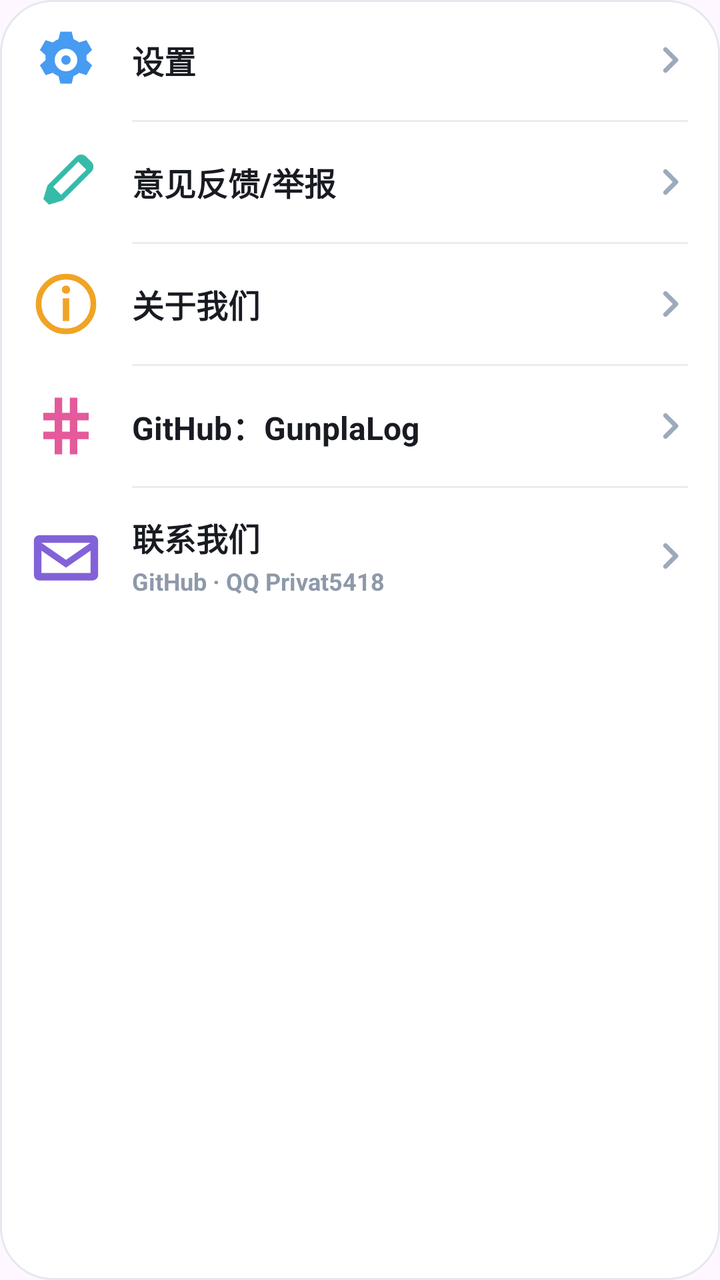
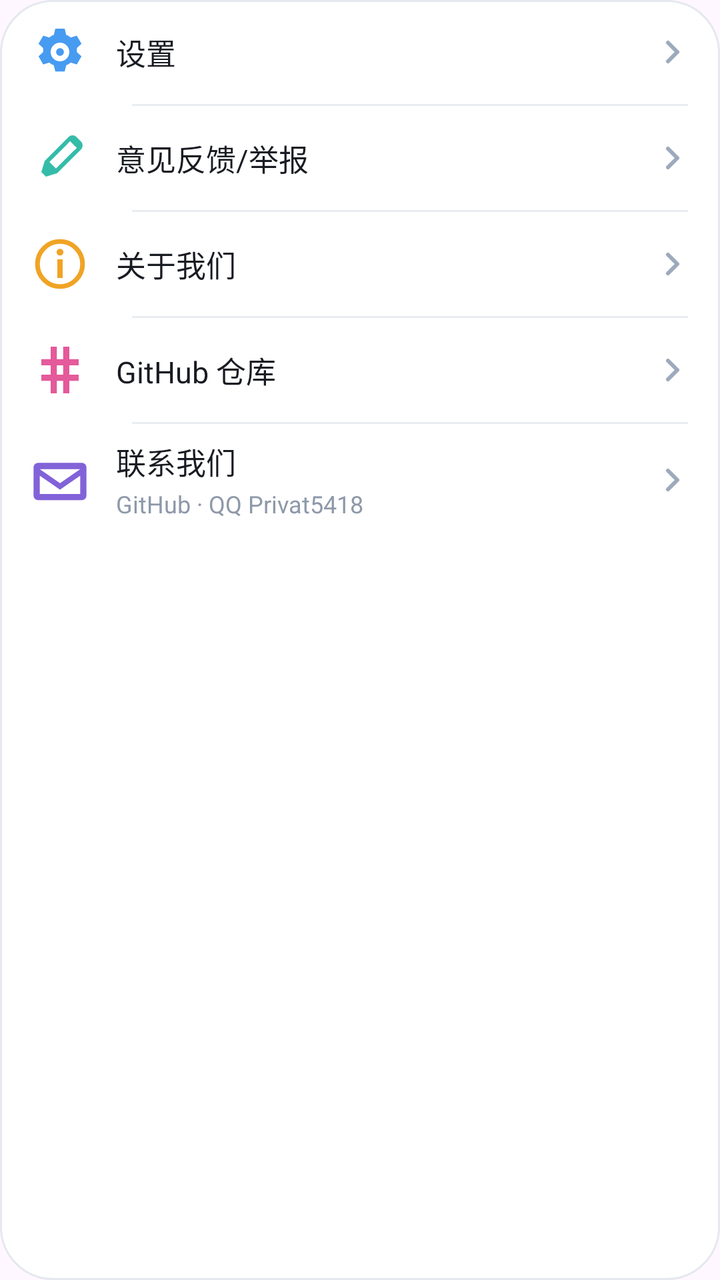

Compare the two renders of this Android layout. The source of the first and the diff that turns it into the second are given below.
<!-- AndroidManifest.xml: application theme Theme.GunplaLog -->
<!-- res/layout/view_me_more.xml -->
<?xml version="1.0" encoding="utf-8"?>
<LinearLayout xmlns:android="http://schemas.android.com/apk/res/android"
    android:layout_width="match_parent"
    android:layout_height="wrap_content"
    android:background="@drawable/bg_me_more"
    android:orientation="vertical"
    android:paddingLeft="16dp"
    android:paddingRight="16dp">

    <LinearLayout android:id="@+id/btnMeSettings" android:layout_width="match_parent" android:layout_height="60dp" android:background="?android:attr/selectableItemBackground" android:gravity="center_vertical" android:orientation="horizontal">
        <ImageView android:layout_width="34dp" android:layout_height="34dp" android:contentDescription="设置" android:src="@drawable/ic_more_settings" />
        <TextView android:layout_width="0dp" android:layout_height="wrap_content" android:layout_marginStart="16dp" android:layout_weight="1" android:text="设置" android:textColor="#191B22" android:textSize="16sp" android:textStyle="bold" />
        <ImageView android:layout_width="18dp" android:layout_height="18dp" android:contentDescription="进入设置" android:src="@drawable/ic_more_chevron" />
    </LinearLayout>
    <View android:layout_width="match_parent" android:layout_height="1dp" android:layout_marginLeft="50dp" android:background="#E9ECF1" />

    <LinearLayout android:id="@+id/btnMeFeedback" android:layout_width="match_parent" android:layout_height="60dp" android:background="?android:attr/selectableItemBackground" android:gravity="center_vertical" android:orientation="horizontal">
        <ImageView android:layout_width="34dp" android:layout_height="34dp" android:contentDescription="意见反馈" android:src="@drawable/ic_more_feedback" />
        <TextView android:layout_width="0dp" android:layout_height="wrap_content" android:layout_marginStart="16dp" android:layout_weight="1" android:text="意见反馈/举报" android:textColor="#191B22" android:textSize="16sp" android:textStyle="bold" />
        <ImageView android:layout_width="18dp" android:layout_height="18dp" android:contentDescription="进入反馈" android:src="@drawable/ic_more_chevron" />
    </LinearLayout>
    <View android:layout_width="match_parent" android:layout_height="1dp" android:layout_marginLeft="50dp" android:background="#E9ECF1" />

    <LinearLayout android:id="@+id/btnMeAbout" android:layout_width="match_parent" android:layout_height="60dp" android:background="?android:attr/selectableItemBackground" android:gravity="center_vertical" android:orientation="horizontal">
        <ImageView android:layout_width="34dp" android:layout_height="34dp" android:contentDescription="关于我们" android:src="@drawable/ic_more_about" />
        <TextView android:layout_width="0dp" android:layout_height="wrap_content" android:layout_marginStart="16dp" android:layout_weight="1" android:text="关于我们" android:textColor="#191B22" android:textSize="16sp" android:textStyle="bold" />
        <ImageView android:layout_width="18dp" android:layout_height="18dp" android:contentDescription="查看关于" android:src="@drawable/ic_more_chevron" />
    </LinearLayout>
    <View android:layout_width="match_parent" android:layout_height="1dp" android:layout_marginLeft="50dp" android:background="#E9ECF1" />

    <LinearLayout android:id="@+id/btnMeGithub" android:layout_width="match_parent" android:layout_height="60dp" android:background="?android:attr/selectableItemBackground" android:gravity="center_vertical" android:orientation="horizontal">
        <ImageView android:layout_width="34dp" android:layout_height="34dp" android:contentDescription="GitHub" android:src="@drawable/ic_more_github" />
        <TextView android:layout_width="0dp" android:layout_height="wrap_content" android:layout_marginStart="16dp" android:layout_weight="1" android:text="GitHub：GunplaLog" android:textColor="#191B22" android:textSize="16sp" android:textStyle="bold" />
        <ImageView android:layout_width="18dp" android:layout_height="18dp" android:contentDescription="打开 GitHub" android:src="@drawable/ic_more_chevron" />
    </LinearLayout>
    <View android:layout_width="match_parent" android:layout_height="1dp" android:layout_marginLeft="50dp" android:background="#E9ECF1" />

    <LinearLayout android:id="@+id/btnMeContact" android:layout_width="match_parent" android:layout_height="68dp" android:background="?android:attr/selectableItemBackground" android:gravity="center_vertical" android:orientation="horizontal">
        <ImageView android:layout_width="34dp" android:layout_height="34dp" android:contentDescription="联系我们" android:src="@drawable/ic_more_contact" />
        <LinearLayout android:layout_width="0dp" android:layout_height="wrap_content" android:layout_marginStart="16dp" android:layout_weight="1" android:orientation="vertical">
            <TextView android:layout_width="wrap_content" android:layout_height="wrap_content" android:text="联系我们" android:textColor="#191B22" android:textSize="16sp" android:textStyle="bold" />
            <TextView android:layout_width="wrap_content" android:layout_height="wrap_content" android:layout_marginTop="2dp" android:text="GitHub · QQ Privat5418" android:textColor="#8E99A9" android:textSize="12sp" android:textStyle="bold" />
        </LinearLayout>
        <ImageView android:layout_width="18dp" android:layout_height="18dp" android:contentDescription="联系方式" android:src="@drawable/ic_more_chevron" />
    </LinearLayout>
</LinearLayout>
<!-- resources referenced by this layout -->
<resources>
  <!-- drawable bg_me_more (drawable) -->
  <?xml version="1.0" encoding="utf-8"?>
  <shape xmlns:android="http://schemas.android.com/apk/res/android">
      <solid android:color="#FEFFFFFF" />
      <corners android:radius="26dp" />
      <stroke android:width="1dp" android:color="#E5E8EE" />
  </shape>
  <!-- drawable ic_more_about (drawable) -->
  <?xml version="1.0" encoding="utf-8"?>
  <vector xmlns:android="http://schemas.android.com/apk/res/android" android:width="34dp" android:height="34dp" android:viewportWidth="36" android:viewportHeight="36">
      <path android:fillColor="#00000000" android:strokeColor="#F1A324" android:strokeWidth="3" android:pathData="M18,3.5a14.5,14.5 0,1 0,0 29a14.5,14.5 0,1 0,0 -29" />
      <path android:fillColor="#F1A324" android:pathData="M16.3,15h3.4v12h-3.4zM18,8.2a2.2,2.2 0,1 0,0 4.4a2.2,2.2 0,1 0,0 -4.4" />
  </vector>
  <!-- drawable ic_more_chevron (drawable) -->
  <?xml version="1.0" encoding="utf-8"?>
  <vector xmlns:android="http://schemas.android.com/apk/res/android" android:width="18dp" android:height="18dp" android:viewportWidth="24" android:viewportHeight="24">
      <path android:fillColor="#00000000" android:strokeColor="#9DAABC" android:strokeWidth="3" android:strokeLineCap="round" android:strokeLineJoin="round" android:pathData="M9,5l7,7 -7,7" />
  </vector>
  <!-- drawable ic_more_contact (drawable) -->
  <?xml version="1.0" encoding="utf-8"?>
  <vector xmlns:android="http://schemas.android.com/apk/res/android" android:width="34dp" android:height="34dp" android:viewportWidth="36" android:viewportHeight="36">
      <path android:fillColor="#8262D8" android:pathData="M4,7h28c1.7,0 3,1.3 3,3v18c0,1.7 -1.3,3 -3,3H4c-1.7,0 -3,-1.3 -3,-3V10c0,-1.7 1.3,-3 3,-3zM5,11l13,9 13,-9zM5,27h26V15.2l-13,9 -13,-9z" />
  </vector>
  <!-- drawable ic_more_feedback (drawable) -->
  <?xml version="1.0" encoding="utf-8"?>
  <vector xmlns:android="http://schemas.android.com/apk/res/android" android:width="34dp" android:height="34dp" android:viewportWidth="36" android:viewportHeight="36">
      <path android:fillColor="#35BCA9" android:pathData="M6,27l2.2,-7.2L23.5,4.5c1.4,-1.4 3.7,-1.4 5.1,0l2.9,2.9c1.4,1.4 1.4,3.7 0,5.1L16.2,27.8L9,30zM11.2,20.6l4.2,4.2L28.7,11.5l-4.2,-4.2z" />
      <path android:fillColor="#FFFFFF" android:pathData="M22.7,9.1l4.2,4.2 1.8,-1.8 -4.2,-4.2z" />
  </vector>
  <!-- drawable ic_more_github (drawable) -->
  <?xml version="1.0" encoding="utf-8"?>
  <vector xmlns:android="http://schemas.android.com/apk/res/android" android:width="34dp" android:height="34dp" android:viewportWidth="36" android:viewportHeight="36">
      <path android:fillColor="#E45A9A" android:pathData="M12,3h4v8h4V3h4v8h6v4h-6v6h6v4h-6v8h-4v-8h-4v8h-4v-8H6v-4h6v-6H6v-4h6zM16,15v6h4v-6z" />
  </vector>
  <!-- drawable ic_more_settings (drawable) -->
  <?xml version="1.0" encoding="utf-8"?>
  <vector xmlns:android="http://schemas.android.com/apk/res/android" android:width="34dp" android:height="34dp" android:viewportWidth="36" android:viewportHeight="36">
      <path android:fillColor="#479BF1" android:pathData="M15,3h6l1,4c1,0.4 2,0.9 2.9,1.7l3.9,-1.2 3,5.2 -3,2.8c0.1,0.8 0.1,1.7 0,2.5l3,2.8 -3,5.2 -3.9,-1.2c-0.9,0.8 -1.9,1.3 -2.9,1.7l-1,4h-6l-1,-4c-1,-0.4 -2,-0.9 -2.9,-1.7L7.2,26l-3,-5.2 3,-2.8a13,13 0,0 1,0 -2.5l-3,-2.8 3,-5.2 3.9,1.2c0.9,-0.8 1.9,-1.3 2.9,-1.7zM18,12a6,6 0,1 0,0 12a6,6 0,1 0,0 -12zM18,15.5a2.5,2.5 0,1 1,0 5a2.5,2.5 0,1 1,0 -5z" />
  </vector>
  <style name="Theme.GunplaLog" parent="Theme.Material3.DayNight.NoActionBar">
          <item name="colorPrimary">@color/primary</item>
          
          <item name="android:statusBarColor">@android:color/transparent</item>
          <item name="android:windowLightStatusBar">true</item>
          <item name="android:windowLightNavigationBar">true</item>
          <item name="android:navigationBarColor">@android:color/transparent</item>
          <item name="android:windowActionModeOverlay">true</item>
          <item name="android:windowNoTitle">true</item>
      </style>
  <color name="primary">#1E4FD6</color>
</resources>

<!-- the commit's change to res/layout/view_me_more.xml (unified diff, before → after) -->
@@ -7,40 +7,40 @@
     android:paddingLeft="16dp"
     android:paddingRight="16dp">
 
-    <LinearLayout android:id="@+id/btnMeSettings" android:layout_width="match_parent" android:layout_height="60dp" android:background="?android:attr/selectableItemBackground" android:gravity="center_vertical" android:orientation="horizontal">
-        <ImageView android:layout_width="34dp" android:layout_height="34dp" android:contentDescription="设置" android:src="@drawable/ic_more_settings" />
-        <TextView android:layout_width="0dp" android:layout_height="wrap_content" android:layout_marginStart="16dp" android:layout_weight="1" android:text="设置" android:textColor="#191B22" android:textSize="16sp" android:textStyle="bold" />
-        <ImageView android:layout_width="18dp" android:layout_height="18dp" android:contentDescription="进入设置" android:src="@drawable/ic_more_chevron" />
+    <LinearLayout android:id="@+id/btnMeSettings" android:layout_width="match_parent" android:layout_height="52dp" android:background="?android:attr/selectableItemBackground" android:gravity="center_vertical" android:orientation="horizontal">
+        <ImageView android:layout_width="28dp" android:layout_height="28dp" android:contentDescription="设置" android:src="@drawable/ic_more_settings" />
+        <TextView android:layout_width="0dp" android:layout_height="wrap_content" android:layout_marginStart="14dp" android:layout_weight="1" android:text="设置" android:textColor="#191B22" android:textSize="15sp" android:textStyle="normal" />
+        <ImageView android:layout_width="16dp" android:layout_height="16dp" android:contentDescription="进入设置" android:src="@drawable/ic_more_chevron" />
     </LinearLayout>
     <View android:layout_width="match_parent" android:layout_height="1dp" android:layout_marginLeft="50dp" android:background="#E9ECF1" />
 
-    <LinearLayout android:id="@+id/btnMeFeedback" android:layout_width="match_parent" android:layout_height="60dp" android:background="?android:attr/selectableItemBackground" android:gravity="center_vertical" android:orientation="horizontal">
-        <ImageView android:layout_width="34dp" android:layout_height="34dp" android:contentDescription="意见反馈" android:src="@drawable/ic_more_feedback" />
-        <TextView android:layout_width="0dp" android:layout_height="wrap_content" android:layout_marginStart="16dp" android:layout_weight="1" android:text="意见反馈/举报" android:textColor="#191B22" android:textSize="16sp" android:textStyle="bold" />
-        <ImageView android:layout_width="18dp" android:layout_height="18dp" android:contentDescription="进入反馈" android:src="@drawable/ic_more_chevron" />
+    <LinearLayout android:id="@+id/btnMeFeedback" android:layout_width="match_parent" android:layout_height="52dp" android:background="?android:attr/selectableItemBackground" android:gravity="center_vertical" android:orientation="horizontal">
+        <ImageView android:layout_width="28dp" android:layout_height="28dp" android:contentDescription="意见反馈" android:src="@drawable/ic_more_feedback" />
+        <TextView android:layout_width="0dp" android:layout_height="wrap_content" android:layout_marginStart="14dp" android:layout_weight="1" android:text="意见反馈/举报" android:textColor="#191B22" android:textSize="15sp" android:textStyle="normal" />
+        <ImageView android:layout_width="16dp" android:layout_height="16dp" android:contentDescription="进入反馈" android:src="@drawable/ic_more_chevron" />
     </LinearLayout>
     <View android:layout_width="match_parent" android:layout_height="1dp" android:layout_marginLeft="50dp" android:background="#E9ECF1" />
 
-    <LinearLayout android:id="@+id/btnMeAbout" android:layout_width="match_parent" android:layout_height="60dp" android:background="?android:attr/selectableItemBackground" android:gravity="center_vertical" android:orientation="horizontal">
-        <ImageView android:layout_width="34dp" android:layout_height="34dp" android:contentDescription="关于我们" android:src="@drawable/ic_more_about" />
-        <TextView android:layout_width="0dp" android:layout_height="wrap_content" android:layout_marginStart="16dp" android:layout_weight="1" android:text="关于我们" android:textColor="#191B22" android:textSize="16sp" android:textStyle="bold" />
-        <ImageView android:layout_width="18dp" android:layout_height="18dp" android:contentDescription="查看关于" android:src="@drawable/ic_more_chevron" />
+    <LinearLayout android:id="@+id/btnMeAbout" android:layout_width="match_parent" android:layout_height="52dp" android:background="?android:attr/selectableItemBackground" android:gravity="center_vertical" android:orientation="horizontal">
+        <ImageView android:layout_width="28dp" android:layout_height="28dp" android:contentDescription="关于我们" android:src="@drawable/ic_more_about" />
+        <TextView android:layout_width="0dp" android:layout_height="wrap_content" android:layout_marginStart="14dp" android:layout_weight="1" android:text="关于我们" android:textColor="#191B22" android:textSize="15sp" android:textStyle="normal" />
+        <ImageView android:layout_width="16dp" android:layout_height="16dp" android:contentDescription="查看关于" android:src="@drawable/ic_more_chevron" />
     </LinearLayout>
     <View android:layout_width="match_parent" android:layout_height="1dp" android:layout_marginLeft="50dp" android:background="#E9ECF1" />
 
-    <LinearLayout android:id="@+id/btnMeGithub" android:layout_width="match_parent" android:layout_height="60dp" android:background="?android:attr/selectableItemBackground" android:gravity="center_vertical" android:orientation="horizontal">
-        <ImageView android:layout_width="34dp" android:layout_height="34dp" android:contentDescription="GitHub" android:src="@drawable/ic_more_github" />
-        <TextView android:layout_width="0dp" android:layout_height="wrap_content" android:layout_marginStart="16dp" android:layout_weight="1" android:text="GitHub：GunplaLog" android:textColor="#191B22" android:textSize="16sp" android:textStyle="bold" />
-        <ImageView android:layout_width="18dp" android:layout_height="18dp" android:contentDescription="打开 GitHub" android:src="@drawable/ic_more_chevron" />
+    <LinearLayout android:id="@+id/btnMeGithub" android:layout_width="match_parent" android:layout_height="52dp" android:background="?android:attr/selectableItemBackground" android:gravity="center_vertical" android:orientation="horizontal">
+        <ImageView android:layout_width="28dp" android:layout_height="28dp" android:contentDescription="GitHub" android:src="@drawable/ic_more_github" />
+        <TextView android:layout_width="0dp" android:layout_height="wrap_content" android:layout_marginStart="14dp" android:layout_weight="1" android:text="GitHub 仓库" android:textColor="#191B22" android:textSize="15sp" android:textStyle="normal" />
+        <ImageView android:layout_width="16dp" android:layout_height="16dp" android:contentDescription="打开 GitHub" android:src="@drawable/ic_more_chevron" />
     </LinearLayout>
     <View android:layout_width="match_parent" android:layout_height="1dp" android:layout_marginLeft="50dp" android:background="#E9ECF1" />
 
-    <LinearLayout android:id="@+id/btnMeContact" android:layout_width="match_parent" android:layout_height="68dp" android:background="?android:attr/selectableItemBackground" android:gravity="center_vertical" android:orientation="horizontal">
-        <ImageView android:layout_width="34dp" android:layout_height="34dp" android:contentDescription="联系我们" android:src="@drawable/ic_more_contact" />
-        <LinearLayout android:layout_width="0dp" android:layout_height="wrap_content" android:layout_marginStart="16dp" android:layout_weight="1" android:orientation="vertical">
-            <TextView android:layout_width="wrap_content" android:layout_height="wrap_content" android:text="联系我们" android:textColor="#191B22" android:textSize="16sp" android:textStyle="bold" />
-            <TextView android:layout_width="wrap_content" android:layout_height="wrap_content" android:layout_marginTop="2dp" android:text="GitHub · QQ Privat5418" android:textColor="#8E99A9" android:textSize="12sp" android:textStyle="bold" />
+    <LinearLayout android:id="@+id/btnMeContact" android:layout_width="match_parent" android:layout_height="56dp" android:background="?android:attr/selectableItemBackground" android:gravity="center_vertical" android:orientation="horizontal">
+        <ImageView android:layout_width="28dp" android:layout_height="28dp" android:contentDescription="联系我们" android:src="@drawable/ic_more_contact" />
+        <LinearLayout android:layout_width="0dp" android:layout_height="wrap_content" android:layout_marginStart="14dp" android:layout_weight="1" android:orientation="vertical">
+            <TextView android:layout_width="wrap_content" android:layout_height="wrap_content" android:text="联系我们" android:textColor="#191B22" android:textSize="15sp" android:textStyle="normal" />
+            <TextView android:layout_width="wrap_content" android:layout_height="wrap_content" android:layout_marginTop="2dp" android:text="GitHub · QQ Privat5418" android:textColor="#8E99A9" android:textSize="12sp" android:textStyle="normal" />
         </LinearLayout>
-        <ImageView android:layout_width="18dp" android:layout_height="18dp" android:contentDescription="联系方式" android:src="@drawable/ic_more_chevron" />
+        <ImageView android:layout_width="16dp" android:layout_height="16dp" android:contentDescription="联系方式" android:src="@drawable/ic_more_chevron" />
     </LinearLayout>
 </LinearLayout>
